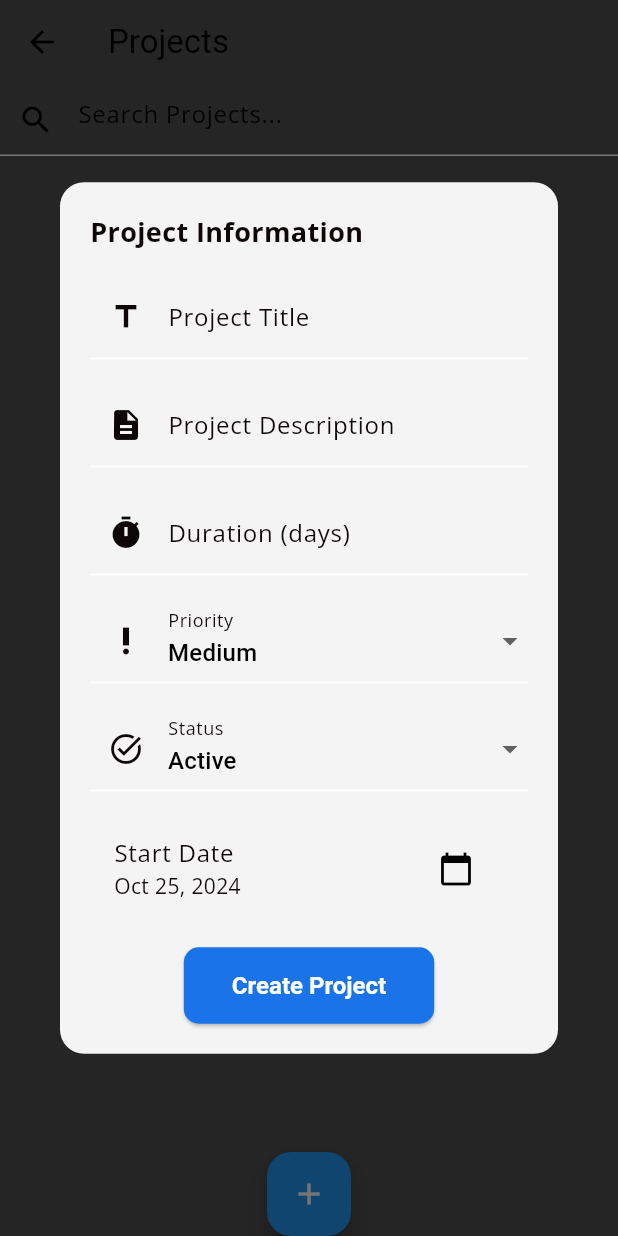
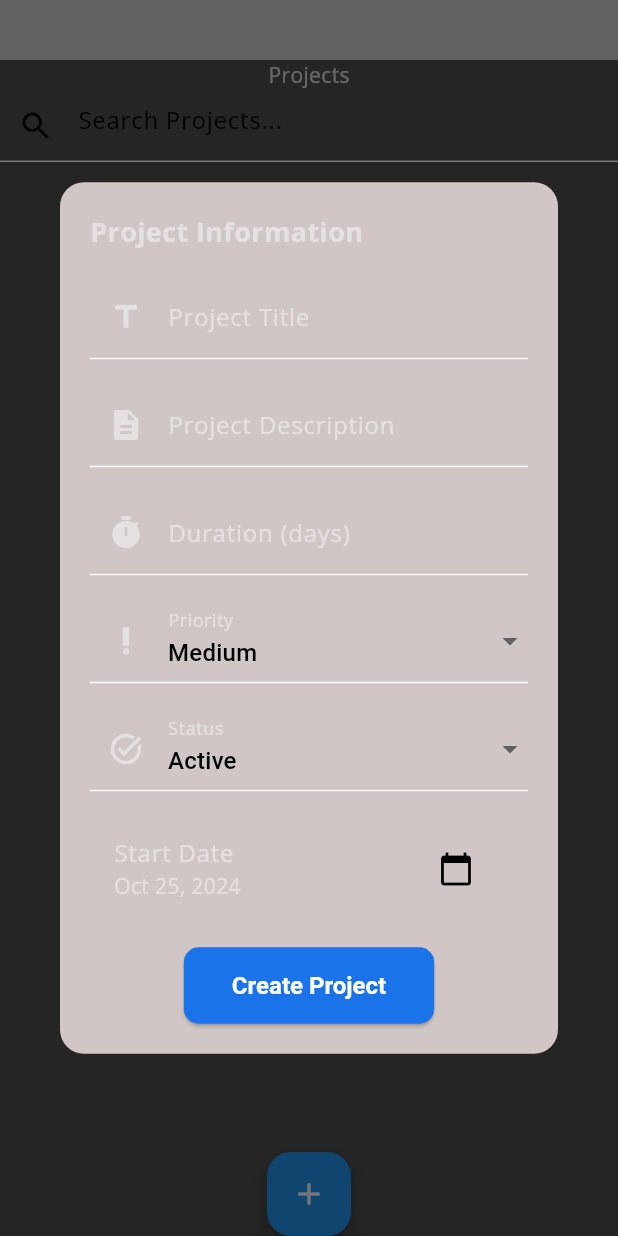
Before and after one commit to Abdirahmannor/task_manager_app, a Flutter app: the ProjectsScreen screen opened by its route, after a tap on the "add" icon, on a phone screen of 412 x 824 dp. Run offline on Flutter 3.47's test engine with Material 3 defaults, Android fonts, the phone set to English and light mode, and no system bars; our stand-ins replace google_fonts, hive, hive_flutter, shared_preferences, sqflite, sqflite_common_ffi and 1 more; missing offline and left inert: bitsdojo_window, window_manager; accounts and stored records are empty.

Commit message:
Version 5.5: Enhanced project card design with priority colors and border styling.

```diff
--- a/lib/theme/app_theme.dart
+++ b/lib/theme/app_theme.dart
@@ -4,9 +4,9 @@ import 'package:google_fonts/google_fonts.dart';
 class AppTheme {
   // Define centralized color scheme
   static const Color primaryColor =
-      Color.fromARGB(255, 5, 80, 48); // Main Color
+      Color.fromARGB(255, 144, 145, 144); // Main Color
   static const Color accentColor =
-      Color.fromARGB(255, 27, 17, 85); // Accent Color
+      Color.fromARGB(255, 5, 20, 219); // Accent Color
 
   // Light Mode Colors
   static const Color backgroundColor =
@@ -24,45 +24,61 @@ class AppTheme {
   static const Color sidebarInactiveIconColor =
       Color(0xFFB0BEC5); // Light Mode Inactive icon color
   static const Color sidebarTextColor =
-      Color.fromARGB(255, 22, 2, 2); // Light Mode Sidebar text color
+      Color.fromARGB(255, 233, 230, 230); // Light Mode Sidebar text color
   static const Color lighticoncolor = textColor;
   static const Color buttonColor = Color(0xFF1A73E8); // Button Color
   static const Color textColor =
-      Color.fromARGB(255, 14, 7, 7); // Main Text Color
+      Color.fromARGB(255, 230, 225, 225); // Main Text Color
   static const Color cardBackgroundColor =
-      Color.fromARGB(255, 221, 19, 19); // Card Background Color
+      Color.fromARGB(255, 238, 226, 226); // Card Background Color
   static const Color LightIsHover =
       Color.fromARGB(255, 22, 107, 33); // Light Hover
-
+  static const Color lightCardBorderColor =
+      Color.fromARGB(255, 119, 107, 107); // Light theme border color
+  static const Color lightprjectCardColor =
+      Color.fromARGB(255, 114, 113, 113); // Light theme card color
+  static const Color dialogBackgroundColorLight =
+      Color.fromARGB(255, 199, 194, 194); // Light Mode Dialog Background
+  static const Color lightfillcolor = // light fill color
+      Color.fromARGB(255, 199, 194, 194);
   // Dark Mode Colors
-  static const Color darkBackgroundColor =
-      Color(0XFFf041955); // Dark Background
+  static const Color darkBackgroundColor = Color(0xff050539); // Dark Background
   static const Color darkTextColor =
-      Color.fromARGB(255, 238, 236, 237); // Light Text Color
+      Color.fromARGB(255, 211, 208, 208); // Light Text Color
   static const Color darksidebarArrowColor =
       Color.fromARGB(255, 90, 122, 15); // Light Mode Sidebar Arrow icon
   static const Color darkCardColor =
-      Color.fromARGB(255, 212, 90, 8); // Dark Card Background
+      Color.fromARGB(255, 71, 69, 70); // Dark Card Background
   static const Color darkSidebarBackgroundColor =
-      Color.fromARGB(255, 8, 25, 122); // Dark Sidebar Background
+      Color(0xff15202B); // Dark Sidebar Background
   static const Color darkSidebarProfileBackgroundColor =
       Color.fromARGB(255, 6, 160, 121); // Dark Mode Profile section background
   static const Color darkSidebarSelectedColor =
-      Color(0XFFf041955); // Dark Mode Active tab color (green)
+      Color.fromARGB(255, 126, 127, 133); // Dark Mode Active tab color (green)
   static const Color darkSidebarIconColor =
       Color.fromARGB(255, 69, 38, 126); // Dark Mode Icon color
   static const Color darkSidebarInactiveIconColor =
-      Color.fromARGB(255, 2, 78, 116); // Dark Mode Inactive icon color
+      Color.fromARGB(255, 204, 130, 20); // Dark Mode Inactive icon color
   static const Color darkSidebarTextColor =
-      Color.fromARGB(255, 226, 222, 222); // Dark Mode Sidebar text color
+      Color.fromARGB(255, 219, 20, 37); // Dark Mode Sidebar text color
   static const Color darkIsHover = Color.fromARGB(255, 25, 9, 63); // Dark Hover
+  static const Color darkCardBorderColor =
+      Color.fromARGB(255, 15, 53, 40); // Dark theme border color
   static const Color darkiconcolor = darkTextColor;
+  static const Color darkprjectCardColor =
+      Color.fromARGB(255, 2, 2, 49); // Light theme card color
+  static const Color darkfillcolor = //Dark fill color
+      Color.fromARGB(255, 66, 66, 66);
 
   // New Additions for Consistency
-  static const Color dialogBackgroundColorLight =
-      Color(0xFFF2F2F2); // Light Mode Dialog Background
+
   static const Color dialogBackgroundColorDark =
-      Color(0xFF2D2D2D); // Dark Mode Dialog Background
+      Color.fromARGB(255, 4, 28, 53); // Dark Mode Dialog Background
+  static Color get cardBorderColor {
+    return Brightness.light == Brightness.light
+        ? lightCardBorderColor
+        : darkCardBorderColor;
+  }
 
   // Font Styles for Sidebar
   static final TextStyle sidebarTextStyle = GoogleFonts.poppins(
--- a/lib/ui/screens/project_screens/project_screens.dart
+++ b/lib/ui/screens/project_screens/project_screens.dart
@@ -1,9 +1,12 @@
 import 'package:flutter/material.dart';
+import 'package:provider/provider.dart';
 import 'package:task_manager_app/data/database/database_helper.dart';
 import 'package:task_manager_app/data/models/project_model.dart';
+import 'package:task_manager_app/theme/theme_manager.dart';
 import 'package:task_manager_app/ui/widgets/custom_title_bar.dart';
 import 'package:intl/intl.dart';
 import '../../../theme/app_theme.dart';
+// Import your new ProjectListCard
 
 class ProjectsScreen extends StatefulWidget {
   const ProjectsScreen({super.key});
@@ -25,6 +28,14 @@ class _ProjectsScreenState extends State<ProjectsScreen> {
   String _selectedPriority = 'Medium';
   String _selectedStatus = 'Active';
   DateTime? _selectedStartDate;
+
+  // Define priority colors
+  static const Map<String, Color> priorityColors = {
+    'Low': Colors.green,
+    'Medium': Colors.yellow,
+    'High': Colors.orange,
+    'Critical': Colors.red,
+  };
 
   @override
   void initState() {
@@ -49,6 +60,7 @@ class _ProjectsScreenState extends State<ProjectsScreen> {
     _selectedStatus = project?.status ?? 'Active';
     _selectedStartDate = project?.startDate ?? DateTime.now();
 
+    final isDarkMode = Theme.of(context).brightness == Brightness.dark;
     showDialog(
       context: context,
       builder: (BuildContext context) {
@@ -57,7 +69,9 @@ class _ProjectsScreenState extends State<ProjectsScreen> {
             borderRadius: BorderRadius.circular(16.0),
           ),
           elevation: 16,
-          backgroundColor: Colors.white.withOpacity(0.95),
+          backgroundColor: isDarkMode
+              ? AppTheme.darkCardColor.withOpacity(0.85)
+              : AppTheme.cardBackgroundColor.withOpacity(0.85),
           child: Container(
             padding: const EdgeInsets.all(20.0),
             child: SingleChildScrollView(
@@ -251,7 +265,10 @@ class _ProjectsScreenState extends State<ProjectsScreen> {
       context: context,
       builder: (BuildContext context) {
         return AlertDialog(
-          title: const Text("Delete Project"),
+          title: const Text(
+            "Delete Project",
+            style: TextStyle(color: Colors.white),
+          ),
           content: const Text("Are you sure you want to delete this project?"),
           actions: [
             TextButton(
@@ -277,12 +294,19 @@ class _ProjectsScreenState extends State<ProjectsScreen> {
 
   @override
   Widget build(BuildContext context) {
+    final isDarkMode = Theme.of(context).brightness == Brightness.dark;
     return Scaffold(
-      appBar: AppBar(
-        title: const Text('Projects'),
-      ),
+      backgroundColor:
+          isDarkMode ? AppTheme.darkBackgroundColor : AppTheme.backgroundColor,
       body: Column(
         children: [
+          const CustomTitleBar(showIcons: false),
+          Text(
+            'Projects',
+            style: TextStyle(
+                color:
+                    isDarkMode ? AppTheme.darkTextColor : AppTheme.textColor),
+          ),
           TextField(
             controller: _searchController,
             decoration: InputDecoration(
@@ -299,20 +323,59 @@ class _ProjectsScreenState extends State<ProjectsScreen> {
               itemBuilder: (context, index) {
                 final project = filteredProjects[index];
                 return Card(
-                  margin: const EdgeInsets.symmetric(vertical: 8.0),
+                  color: isDarkMode
+                      ? AppTheme.darkprjectCardColor.withOpacity(0.85)
+                      : AppTheme.lightprjectCardColor.withOpacity(0.85),
+                  margin: const EdgeInsets.symmetric(
+                      vertical: 10.0, horizontal: 20),
+                  shape: RoundedRectangleBorder(
+                    side: BorderSide(
+                        color: isDarkMode
+                            ? AppTheme.darkCardBorderColor
+                            : AppTheme.lightCardBorderColor,
+                        width: 2), // Use app theme color
+                    borderRadius: BorderRadius.circular(20),
+                  ),
                   child: ListTile(
-                    title: Text(project.name),
-                    subtitle: Text(project.description),
+                    title: Text(
+                      project.name,
+                      style: TextStyle(
+                          color: isDarkMode
+                              ? AppTheme.darkTextColor
+                              : AppTheme.textColor),
+                    ),
+                    subtitle: Text(
+                      project.description,
+                      style: TextStyle(
+                          color: isDarkMode
+                              ? AppTheme.darkTextColor
+                              : AppTheme.textColor),
+                    ),
+                    leading: CircleAvatar(
+                      radius: 13,
+                      backgroundColor: priorityColors[project.priority],
+                      child: Text(
+                        project.priority[0], // Show first letter of priority
+                        style: const TextStyle(
+                            color: Color.fromARGB(255, 22, 22, 22)),
+                      ),
+                    ),
                     trailing: Row(
                       mainAxisSize: MainAxisSize.min,
                       children: [
                         IconButton(
-                          icon: const Icon(Icons.edit),
+                          icon: Icon(Icons.edit,
+                              color: isDarkMode
+                                  ? AppTheme.darkTextColor
+                                  : AppTheme.textColor),
                           onPressed: () =>
                               _createOrEditProject(project: project),
                         ),
                         IconButton(
-                          icon: const Icon(Icons.delete),
+                          icon: Icon(Icons.delete,
+                              color: isDarkMode
+                                  ? AppTheme.darkTextColor
+                                  : AppTheme.textColor),
                           onPressed: () => _deleteProject(project),
                         ),
                       ],
```
Also changed, not shown: lib/ui/screens/project_creation_screen.dart (deleted, +0 -90 lines), lib/ui/widgets/ProjectCreationCard.dart (deleted, +0 -244 lines), lib/ui/widgets/project_list_card.dart (added, +58 -0 lines), lib/ui/widgets/sidebar_drawer.dart (+8 -2 lines).
